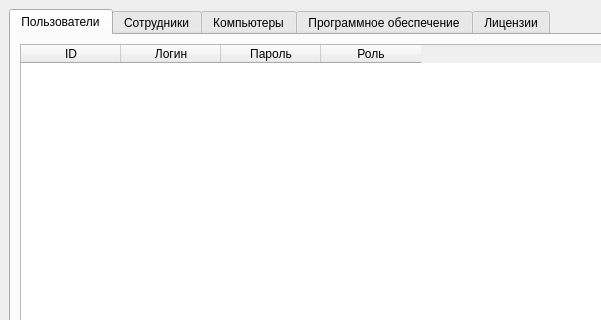
Old version of the form mainwindow.ui in the repository Kuller297/BDKursovaya; both pictures show x 0 to 601 and y 0 to 320 of the 1100 by 600 pixel window.
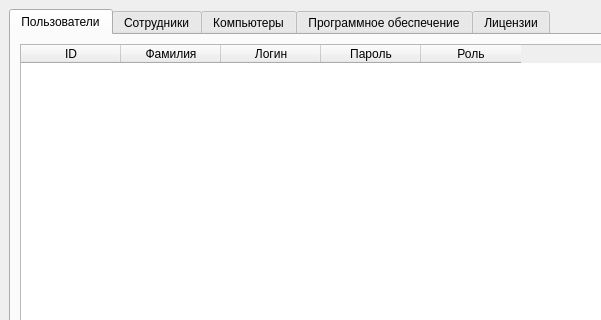
New version of the form.

Patch:
```diff
--- a/mainwindow.ui
+++ b/mainwindow.ui
@@ -33,6 +33,11 @@
             <string>ID</string>
            </property>
           </column>
+          <column>
+           <property name="text">
+            <string>Фамилия</string>
+           </property>
+          </column>
           <column>
            <property name="text">
             <string>Логин</string>
```
